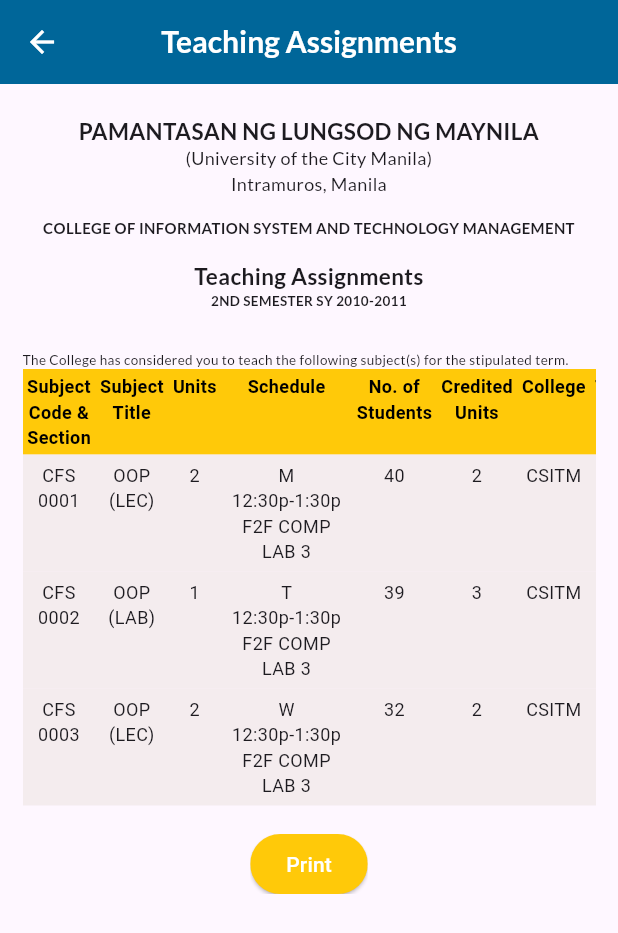
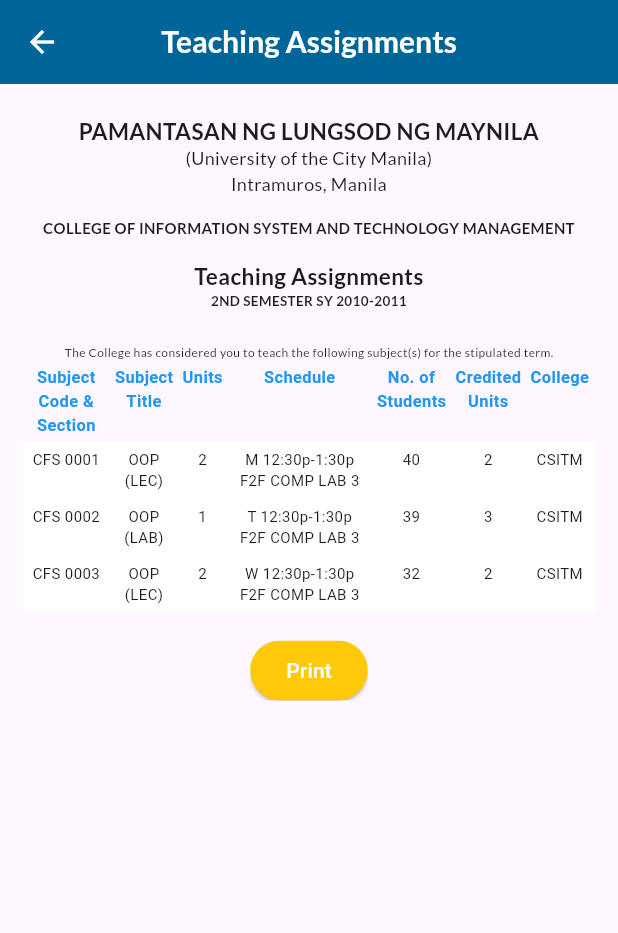
Before and after one commit to JustLiwag/plm-app-faculty-admin, a Flutter app: the TeachingAssignmentsPage screen opened directly, on a phone screen of 412 x 824 dp. Shown: the top 933 px of the screen. Run offline on Flutter 3.47's test engine with Material 3 defaults, Android fonts, the phone set to English and light mode, and no system bars; our stand-ins replace cached_network_image, connectivity_plus, flutter_speed_dial, flutter_svg, pdf, printing.

Commit message:
[style] teaching assignment

```diff
--- a/lib/screens/faculty/teaching_assignments/teaching_assignment.dart
+++ b/lib/screens/faculty/teaching_assignments/teaching_assignment.dart
@@ -74,11 +74,13 @@ class TeachingAssignmentsPage extends StatelessWidget {
                     ),
                     textAlign: TextAlign.center,
                   ),
-                  const Text(
-                    '\n\nThe College has considered you to teach the following subject(s) for the stipulated term.',
-                    style: TextStyle(
-                      fontFamily: 'Lato',
-                      fontSize: 9,
+                  const Center(
+                    child: Text(
+                      '\n\nThe College has considered you to teach the following subject(s) for the stipulated term.',
+                      style: TextStyle(
+                        fontFamily: 'Lato',
+                        fontSize: 8,
+                      ),
                     ),
                   ),
                   SingleChildScrollView(
@@ -89,7 +91,6 @@ class TeachingAssignmentsPage extends StatelessWidget {
                         defaultColumnWidth: const IntrinsicColumnWidth(),
                         children: [
                           TableRow(
-                            decoration: const BoxDecoration(color: Color(0xFFFFC909)),
                             children: [
                               buildHeaderTableCell('Subject Code & Section'),
                               buildHeaderTableCell('Subject Title'),
@@ -103,10 +104,11 @@ class TeachingAssignmentsPage extends StatelessWidget {
                           ),
                           for (var assignment in teachingAssignments)
                             TableRow(
-                              decoration: const BoxDecoration(
-                                  color: Color.fromARGB(179, 240, 231, 231)),
+                              decoration:
+                                  const BoxDecoration(color: Colors.white),
                               children: [
-                                buildTableCell(assignment.subjectCodeAndSection),
+                                buildTableCell(
+                                    assignment.subjectCodeAndSection),
                                 buildTableCell(assignment.subjectTitle),
                                 buildTableCell(assignment.units),
                                 buildTableCell(assignment.schedule),
@@ -138,8 +140,8 @@ class TeachingAssignmentsPage extends StatelessWidget {
                       );
                     },
                     style: ButtonStyle(
-                      backgroundColor:
-                          MaterialStateProperty.all<Color>(const Color(0xFFFFC909)),
+                      backgroundColor: MaterialStateProperty.all<Color>(
+                          const Color(0xFFFFC909)),
                     ),
                     child: const Text('Print',
                         style: TextStyle(color: Colors.white)),
@@ -161,7 +163,7 @@ class TeachingAssignmentsPage extends StatelessWidget {
           child: Text(
             text,
             style: const TextStyle(
-                fontSize: 12, color: Colors.black, fontWeight: FontWeight.bold),
+                fontSize: 11, color: Colors.blue, fontWeight: FontWeight.bold),
             textAlign: TextAlign.center,
           ),
         ),
@@ -176,7 +178,7 @@ class TeachingAssignmentsPage extends StatelessWidget {
         child: Center(
           child: Text(
             text,
-            style: const TextStyle(fontSize: 12),
+            style: const TextStyle(fontSize: 10),
             textAlign: TextAlign.center,
           ),
         ),
@@ -242,7 +244,7 @@ class TeachingAssignmentsPage extends StatelessWidget {
               pw.SizedBox(height: 10),
             ],
           ),
-          pw.Table.fromTextArray(
+          pw.TableHelper.fromTextArray(
             headerAlignment: pw.Alignment.centerLeft,
             data: [
               [
```
